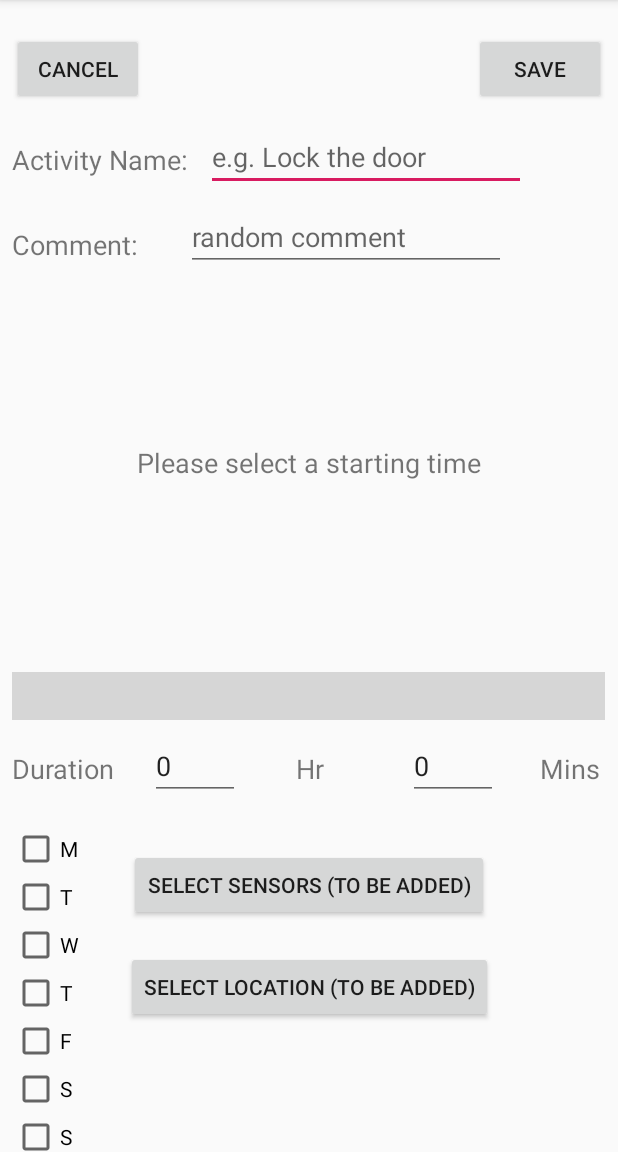
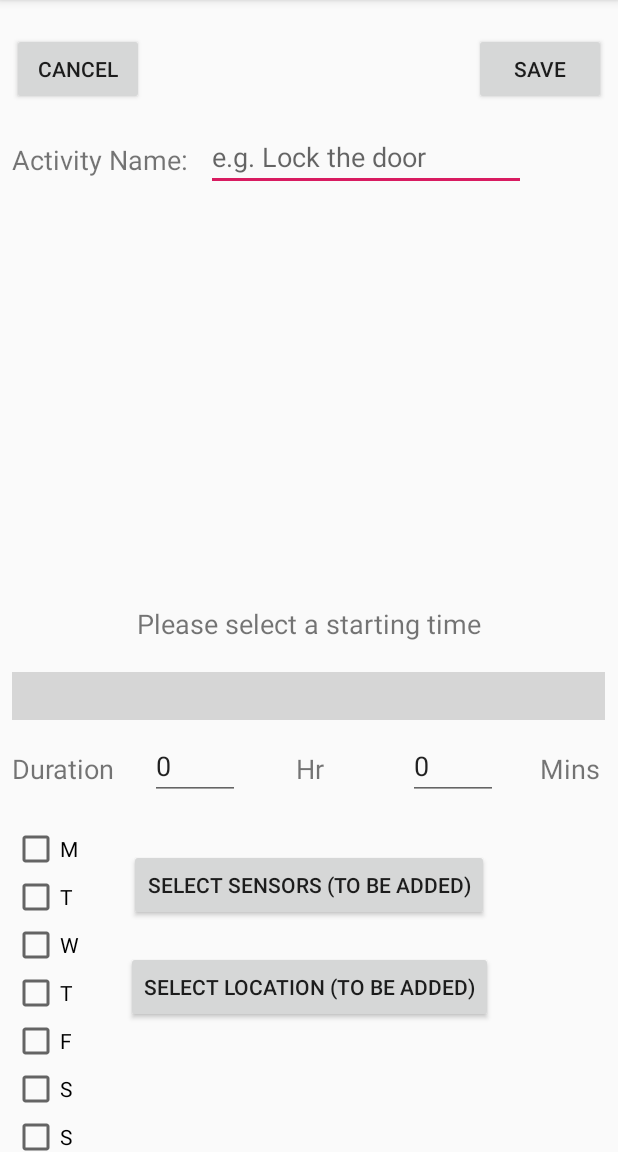
Before and after one commit to ErikLoo/HW-Data-Collection, an Android app: the screen it shows after launch (config_activity), after a tap on an icon or button, on a phone screen of 412 x 824 dp, the part 84-1236 px from its top. Run offline under Robolectric (Android 15) with nearby library versions, the phone set to English and light mode, and no system bars; libraries missing offline, so code that uses them is left out: com.webianks.library; 6 statements that could not run were skipped; grey boxes are pictures that could not be loaded.

Commit message:
1.Replaced adapater.insert() with adapter.add().Now the newly createdly item will be added to the end of the array adapter instead of the beginning. 2. Got the rid of the comment view

```diff
--- a/app/src/main/java/com/example/datacollectionapp/MainActivity.java
+++ b/app/src/main/java/com/example/datacollectionapp/MainActivity.java
@@ -126,7 +126,8 @@ public class MainActivity extends AppCompatActivity {
 
     private void setupAddPaymentButton() { // add a list item
         AtomPayment mAtomPayment = new AtomPayment("",0);
-        adapter.insert(mAtomPayment, 0);// create an entry after pushing the button
+     //   adapter.insert(mAtomPayment, 0);// add an entry to the specified index of the array
+        adapter.add(mAtomPayment);// add an entry to the end of the array adapter
         gAtomPayment = mAtomPayment; //assign the value to a global variable;
 
 //        adapter.insert(new AtomPayment("", 0), 0);// create an entry after pushing the button
--- a/app/src/main/java/com/example/datacollectionapp/config_activity.java
+++ b/app/src/main/java/com/example/datacollectionapp/config_activity.java
@@ -22,14 +22,12 @@ public class config_activity extends AppCompatActivity {
 
     //variables for storing useful data
     private String act_name;
-    private String comment;
     private String start_time_hr;
     private String start_time_min;
     private String duration;
     private String week_day; //in the form of 0010010
 
     private TextView act_name_view;
-    private TextView comment_view;
 
     @Override
     protected void onCreate(Bundle savedInstanceState) {
@@ -59,7 +57,6 @@ public class config_activity extends AppCompatActivity {
         });
 
         act_name_view = (TextView) findViewById(R.id.act_name);
-        comment_view =  (TextView) findViewById(R.id.comment);
     }
 
     public class settingData
@@ -71,7 +68,6 @@ public class config_activity extends AppCompatActivity {
     public void save_setting_data(View v) //onClick function associated with button "save"
     {
         act_name = act_name_view.getText().toString();
-        comment = comment_view.getText().toString();
         finish();
     }
 
@@ -103,7 +99,7 @@ public class config_activity extends AppCompatActivity {
         //put extra data to the intent
         Intent data = new Intent();
         data.putExtra("act_name",act_name);
-        data.putExtra("comment",comment);
+//        data.putExtra("comment",comment);
         setResult(RESULT_OK,data);
         super.finish();
     }
@@ -111,7 +107,7 @@ public class config_activity extends AppCompatActivity {
     public void cancel() {
         Intent data = new Intent();
         data.putExtra("act_name",act_name);
-        data.putExtra("comment",comment);
+//        data.putExtra("comment",comment);
         setResult(RESULT_CANCELED,data);
         super.finish();
     }
--- a/app/src/main/res/layout/activity_config_activity.xml
+++ b/app/src/main/res/layout/activity_config_activity.xml
@@ -109,24 +109,11 @@
         app:layout_constraintStart_toStartOf="parent" />
 
     <TextView
-        android:id="@+id/textView3"
-        android:layout_width="wrap_content"
-        android:layout_height="wrap_content"
-        android:layout_marginStart="8dp"
-        android:layout_marginLeft="8dp"
-        android:layout_marginTop="32dp"
-        android:text="Comment:"
-        android:textSize="18sp"
-        app:layout_constraintStart_toStartOf="parent"
-        app:layout_constraintTop_toBottomOf="@+id/textView2" />
-
-    <TextView
         android:id="@+id/textView4"
         android:layout_width="wrap_content"
         android:layout_height="wrap_content"
         android:layout_marginStart="8dp"
         android:layout_marginLeft="8dp"
-        android:layout_marginTop="8dp"
         android:layout_marginEnd="8dp"
         android:layout_marginRight="8dp"
         android:layout_marginBottom="20dp"
@@ -134,8 +121,7 @@
         android:textSize="18sp"
         app:layout_constraintBottom_toTopOf="@+id/linearLayout"
         app:layout_constraintEnd_toEndOf="parent"
-        app:layout_constraintStart_toStartOf="parent"
-        app:layout_constraintTop_toBottomOf="@+id/comment" />
+        app:layout_constraintStart_toStartOf="parent" />
 
     <EditText
         android:id="@+id/act_name"
@@ -207,19 +193,6 @@
             app:scroll_selected_item_text_color="#FFC107" />
 
     </LinearLayout>
-
-    <EditText
-        android:id="@+id/comment"
-        android:layout_width="wrap_content"
-        android:layout_height="wrap_content"
-        android:layout_marginStart="32dp"
-        android:layout_marginLeft="32dp"
-        android:layout_marginTop="8dp"
-        android:ems="10"
-        android:hint="random comment"
-        android:inputType="textPersonName"
-        app:layout_constraintStart_toEndOf="@+id/textView3"
-        app:layout_constraintTop_toBottomOf="@+id/act_name" />
 
     <TextView
         android:id="@+id/textView7"
--- a/app/src/main/res/layout/list_item.xml
+++ b/app/src/main/res/layout/list_item.xml
@@ -11,7 +11,6 @@
         android:layout_height="fill_parent"
         android:layout_weight="1"
         android:gravity="center"
-        android:hint="@string/EnterPays_atomPay_nameHint"
         android:textAppearance="?android:attr/textAppearanceSmall" />
 
     <Switch
```
